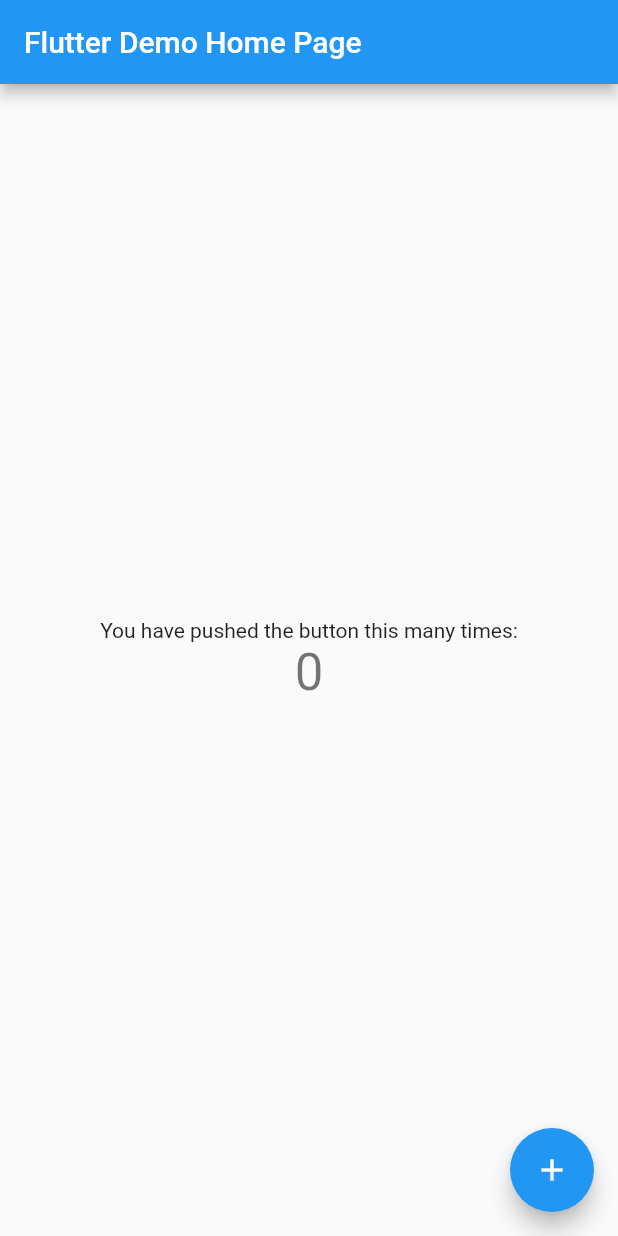
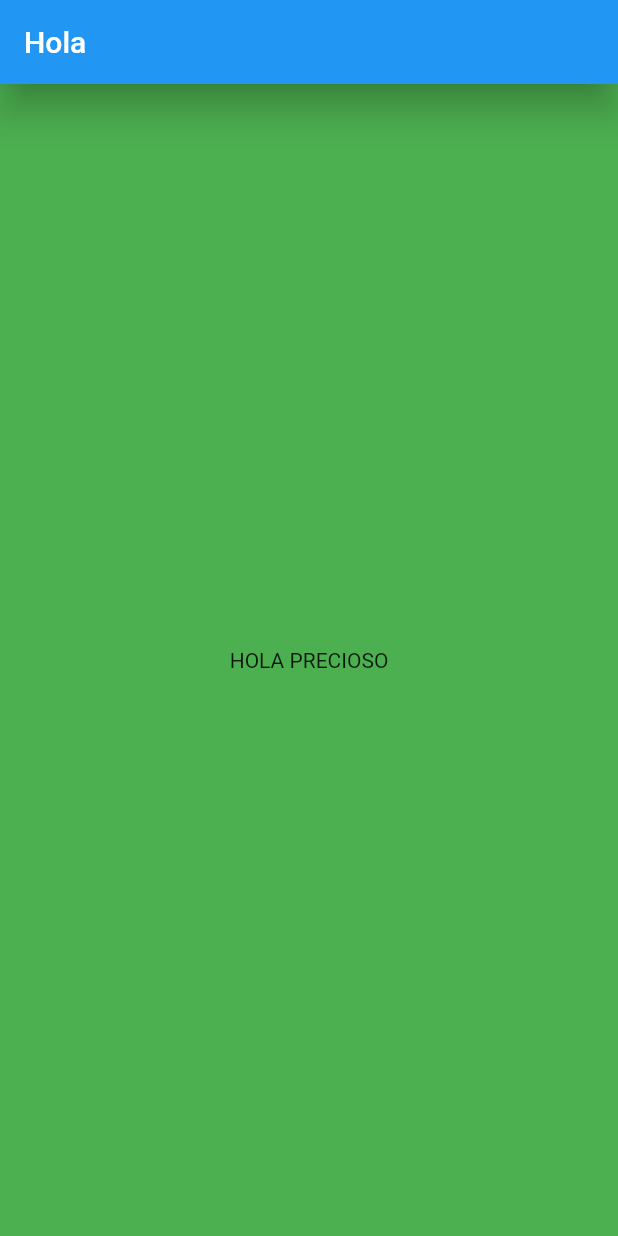
Before and after one commit to Espacios-Escenicos/movil, a Flutter app: the screen it shows after launch, on a phone screen of 412 x 824 dp. Run offline on Flutter 3.47's test engine with Material 2 defaults, Android fonts, the light colour scheme and no system bars.

Commit message:
[ADDED]:main

```diff
--- a/lib/main.dart
+++ b/lib/main.dart
@@ -1,115 +1,18 @@
+import 'package:app_espacios/screens/home_screen.dart';
 import 'package:flutter/material.dart';
 
 void main() {
-  runApp(const MyApp());
+  runApp(const Myapp());
 }
 
-class MyApp extends StatelessWidget {
-  const MyApp({Key? key}) : super(key: key);
+class Myapp extends StatelessWidget {
+  const Myapp({Key? key}) : super(key: key);
 
-  // This widget is the root of your application.
   @override
   Widget build(BuildContext context) {
-    return MaterialApp(
-      title: 'Flutter Demo',
-      theme: ThemeData(
-        // This is the theme of your application.
-        //
-        // Try running your application with "flutter run". You'll see the
-        // application has a blue toolbar. Then, without quitting the app, try
-        // changing the primarySwatch below to Colors.green and then invoke
-        // "hot reload" (press "r" in the console where you ran "flutter run",
-        // or simply save your changes to "hot reload" in a Flutter IDE).
-        // Notice that the counter didn't reset back to zero; the application
-        // is not restarted.
-        primarySwatch: Colors.blue,
-      ),
-      home: const MyHomePage(title: 'Flutter Demo Home Page'),
+    return const MaterialApp(
+      debugShowCheckedModeBanner: false,
+      home: HomeScreen(),
     );
   }
 }
-
-class MyHomePage extends StatefulWidget {
-  const MyHomePage({Key? key, required this.title}) : super(key: key);
-
-  // This widget is the home page of your application. It is stateful, meaning
-  // that it has a State object (defined below) that contains fields that affect
-  // how it looks.
-
-  // This class is the configuration for the state. It holds the values (in this
-  // case the title) provided by the parent (in this case the App widget) and
-  // used by the build method of the State. Fields in a Widget subclass are
-  // always marked "final".
-
-  final String title;
-
-  @override
-  State<MyHomePage> createState() => _MyHomePageState();
-}
-
-class _MyHomePageState extends State<MyHomePage> {
-  int _counter = 0;
-
-  void _incrementCounter() {
-    setState(() {
-      // This call to setState tells the Flutter framework that something has
-      // changed in this State, which causes it to rerun the build method below
-      // so that the display can reflect the updated values. If we changed
-      // _counter without calling setState(), then the build method would not be
-      // called again, and so nothing would appear to happen.
-      _counter++;
-    });
-  }
-
-  @override
-  Widget build(BuildContext context) {
-    // This method is rerun every time setState is called, for instance as done
-    // by the _incrementCounter method above.
-    //
-    // The Flutter framework has been optimized to make rerunning build methods
-    // fast, so that you can just rebuild anything that needs updating rather
-    // than having to individually change instances of widgets.
-    return Scaffold(
-      appBar: AppBar(
-        // Here we take the value from the MyHomePage object that was created by
-        // the App.build method, and use it to set our appbar title.
-        title: Text(widget.title),
-      ),
-      body: Center(
-        // Center is a layout widget. It takes a single child and positions it
-        // in the middle of the parent.
-        child: Column(
-          // Column is also a layout widget. It takes a list of children and
-          // arranges them vertically. By default, it sizes itself to fit its
-          // children horizontally, and tries to be as tall as its parent.
-          //
-          // Invoke "debug painting" (press "p" in the console, choose the
-          // "Toggle Debug Paint" action from the Flutter Inspector in Android
-          // Studio, or the "Toggle Debug Paint" command in Visual Studio Code)
-          // to see the wireframe for each widget.
-          //
-          // Column has various properties to control how it sizes itself and
-          // how it positions its children. Here we use mainAxisAlignment to
-          // center the children vertically; the main axis here is the vertical
-          // axis because Columns are vertical (the cross axis would be
-          // horizontal).
-          mainAxisAlignment: MainAxisAlignment.center,
-          children: <Widget>[
-            const Text(
-              'You have pushed the button this many times:',
-            ),
-            Text(
-              '$_counter',
-              style: Theme.of(context).textTheme.headline4,
-            ),
-          ],
-        ),
-      ),
-      floatingActionButton: FloatingActionButton(
-        onPressed: _incrementCounter,
-        tooltip: 'Increment',
-        child: const Icon(Icons.add),
-      ), // This trailing comma makes auto-formatting nicer for build methods.
-    );
-  }
-}
--- /dev/null
+++ b/lib/screens/home_screen.dart
@@ -0,0 +1,16 @@
+import 'package:flutter/material.dart';
+
+class HomeScreen extends StatelessWidget {
+  const HomeScreen({Key? key}) : super(key: key);
+
+  @override
+  Widget build(BuildContext context) {
+    return Scaffold(
+        appBar: AppBar(
+          title: const Text('Hola'),
+          elevation: 10.00,
+        ),
+        backgroundColor: Colors.green,
+        body: const Center(child: Text("HOLA PRECIOSO")));
+  }
+}
```
Also changed, not shown: 1 other file.
